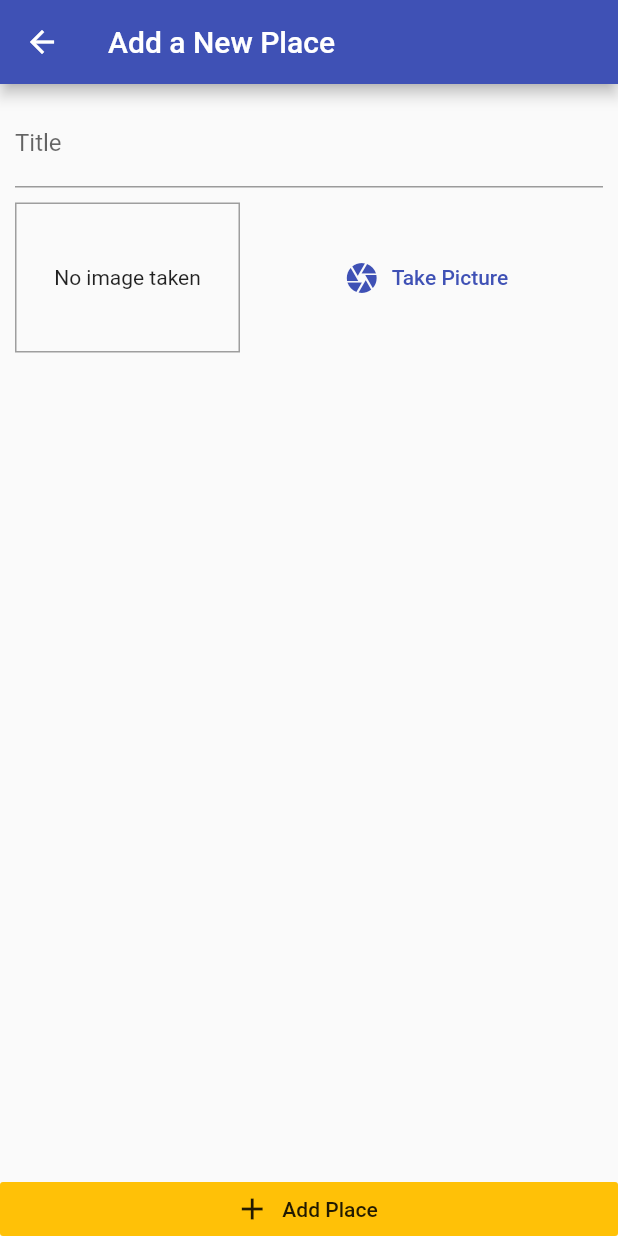
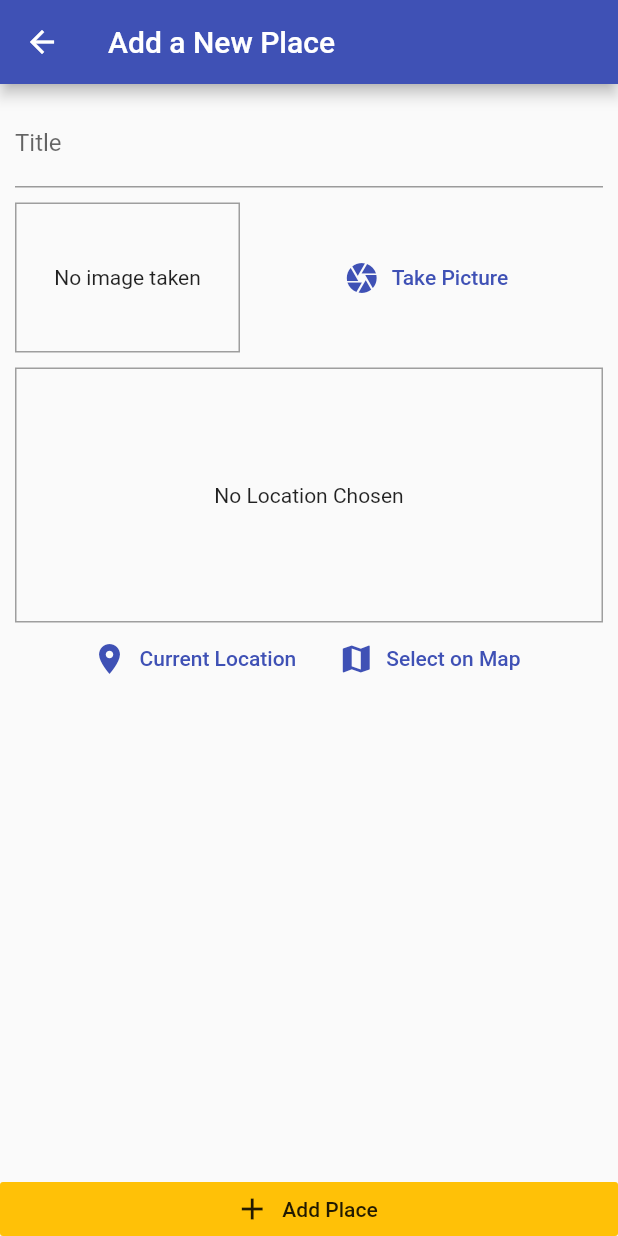
Before and after one commit to jvillarreal2016/Practicing_Native_Device_Features, a Flutter app: the AddPlaceScreen screen opened by its route, on a phone screen of 412 x 824 dp. Run offline on Flutter 3.47's test engine with Material 2 defaults, Android fonts, the phone set to English and light mode, and no system bars; our stand-ins replace image_picker, sqflite; accounts and stored records are empty.

Commit message:
adding location package

```diff
--- a/lib/screens/add_place_screen.dart
+++ b/lib/screens/add_place_screen.dart
@@ -4,6 +4,7 @@
 import 'package:provider/provider.dart';
 
 import '../widgets/image_input.dart';
+import '../widgets/location_input.dart';
 import '../providers/great_places.dart';
 
 class AddPlaceScreen extends StatefulWidget {
@@ -52,6 +53,8 @@
                     ),
                     SizedBox(height: 10),
                     ImageInput(_selectImage),
+                    SizedBox(height: 10),
+                    LocationInput(),
                   ],
                 ),
               ),
--- /dev/null
+++ b/lib/widgets/location_input.dart
@@ -0,0 +1,53 @@
+import 'package:flutter/material.dart';
+
+class LocationInput extends StatefulWidget {
+  @override
+  _LocationInputState createState() => _LocationInputState();
+}
+
+class _LocationInputState extends State<LocationInput> {
+  String _previewImgUrl = "";
+
+  @override
+  Widget build(BuildContext context) {
+    return Column(
+      children: <Widget>[
+        Container(
+          height: 170,
+          width: double.infinity,
+          alignment: Alignment.center,
+          decoration: BoxDecoration(
+            border: Border.all(width: 1, color: Colors.grey),
+          ),
+          child: _previewImgUrl == ""
+              ? Text(
+                  'No Location Chosen',
+                  textAlign: TextAlign.center,
+                )
+              : Image.network(
+                  _previewImgUrl,
+                  fit: BoxFit.cover,
+                  width: double.infinity,
+                ),
+        ),
+        Row(
+          mainAxisAlignment: MainAxisAlignment.center,
+          children: <Widget>[
+            FlatButton.icon(
+              icon: Icon(Icons.location_on),
+              label: Text('Current Location'),
+              textColor: Theme.of(context).primaryColor,
+              onPressed: () {},
+            ),
+            FlatButton.icon(
+              icon: Icon(Icons.map),
+              label: Text('Select on Map'),
+              textColor: Theme.of(context).primaryColor,
+              onPressed: () {},
+            ),
+          ],
+        ),
+      ],
+    );
+  }
+}
--- a/pubspec.yaml
+++ b/pubspec.yaml
@@ -34,6 +34,7 @@
   path_provider: ^2.0.5
   path: ^1.8.0
   sqflite: ^2.0.0+4
+  location: ^4.3.0
 
 
   # The following adds the Cupertino Icons font to your application.
```
Also changed, not shown: pubspec.lock, 2 other files.
